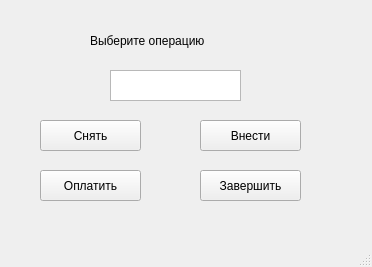
First picture: the form in mainwindow/mainwindow.ui, repository ElizabethZima/qtTerminale, before the edit.
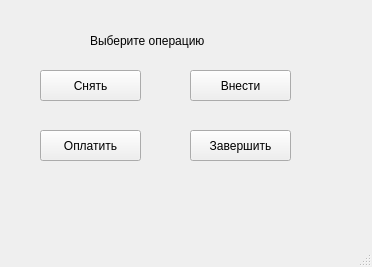
Second picture: the form after the edit.

The edit to the form file:
```diff
--- a/mainwindow/mainwindow.ui
+++ b/mainwindow/mainwindow.ui
@@ -35,7 +35,7 @@
     <property name="geometry">
      <rect>
       <x>40</x>
-      <y>120</y>
+      <y>70</y>
       <width>101</width>
       <height>31</height>
      </rect>
@@ -47,8 +47,8 @@
    <widget class="QPushButton" name="DepositeButton">
     <property name="geometry">
      <rect>
-      <x>200</x>
-      <y>120</y>
+      <x>190</x>
+      <y>70</y>
       <width>101</width>
       <height>31</height>
      </rect>
@@ -61,7 +61,7 @@
     <property name="geometry">
      <rect>
       <x>40</x>
-      <y>170</y>
+      <y>130</y>
       <width>101</width>
       <height>31</height>
      </rect>
@@ -73,8 +73,8 @@
    <widget class="QPushButton" name="EndButton">
     <property name="geometry">
      <rect>
-      <x>200</x>
-      <y>170</y>
+      <x>190</x>
+      <y>130</y>
       <width>101</width>
       <height>31</height>
      </rect>
@@ -86,15 +86,23 @@
      <string/>
     </property>
    </widget>
-   <widget class="QTextEdit" name="textEdit">
+   <widget class="QLabel" name="label">
     <property name="geometry">
      <rect>
-      <x>110</x>
-      <y>70</y>
-      <width>131</width>
+      <x>70</x>
+      <y>180</y>
+      <width>221</width>
       <height>31</height>
      </rect>
     </property>
+    <property name="font">
+     <font>
+      <pointsize>11</pointsize>
+     </font>
+    </property>
+    <property name="text">
+     <string/>
+    </property>
    </widget>
   </widget>
   <widget class="QMenuBar" name="menubar">
```
